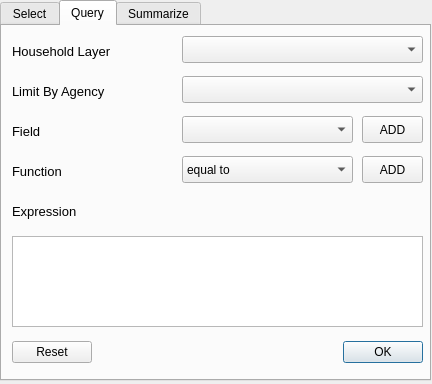
Qt form mhcvam_household_dialog.ui (benhur07b/mhcvam) before a commit.
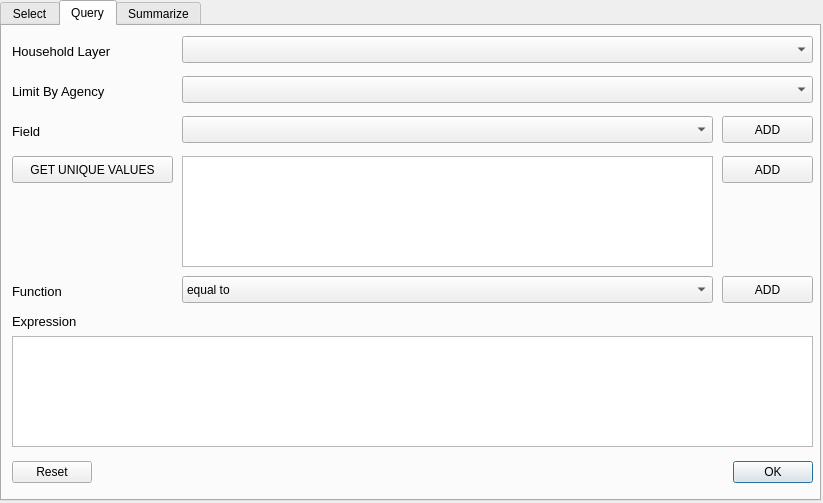
The same form after that commit. The open tabs and pages were chosen to show the change. Custom widgets are drawn as their Qt base class.

Commit message: Added unique values to query.

What changed in the file:
```diff
--- a/mhcvam_household_dialog.ui
+++ b/mhcvam_household_dialog.ui
@@ -6,8 +6,8 @@
    <rect>
     <x>0</x>
     <y>0</y>
-    <width>432</width>
-    <height>384</height>
+    <width>823</width>
+    <height>503</height>
    </rect>
   </property>
   <property name="sizePolicy">
@@ -18,14 +18,14 @@
   </property>
   <property name="minimumSize">
    <size>
-    <width>432</width>
-    <height>384</height>
+    <width>823</width>
+    <height>503</height>
    </size>
   </property>
   <property name="maximumSize">
    <size>
-    <width>432</width>
-    <height>384</height>
+    <width>823</width>
+    <height>503</height>
    </size>
   </property>
   <property name="windowTitle">
@@ -36,8 +36,8 @@
     <rect>
      <x>0</x>
      <y>0</y>
-     <width>431</width>
-     <height>381</height>
+     <width>821</width>
+     <height>501</height>
     </rect>
    </property>
    <property name="currentIndex">
@@ -314,8 +314,8 @@
      <property name="geometry">
       <rect>
        <x>10</x>
-       <y>310</y>
-       <width>411</width>
+       <y>430</y>
+       <width>801</width>
        <height>32</height>
       </rect>
      </property>
@@ -364,7 +364,7 @@
       <rect>
        <x>180</x>
        <y>10</y>
-       <width>241</width>
+       <width>631</width>
        <height>27</height>
       </rect>
      </property>
@@ -407,7 +407,7 @@
       <rect>
        <x>180</x>
        <y>50</y>
-       <width>241</width>
+       <width>631</width>
        <height>27</height>
       </rect>
      </property>
@@ -447,7 +447,7 @@
       <rect>
        <x>180</x>
        <y>90</y>
-       <width>171</width>
+       <width>531</width>
        <height>27</height>
       </rect>
      </property>
@@ -455,9 +455,9 @@
     <widget class="QPushButton" name="queryFieldAdd">
      <property name="geometry">
       <rect>
-       <x>360</x>
+       <x>720</x>
        <y>90</y>
-       <width>61</width>
+       <width>91</width>
        <height>27</height>
       </rect>
      </property>
@@ -469,8 +469,8 @@
      <property name="geometry">
       <rect>
        <x>180</x>
-       <y>130</y>
-       <width>171</width>
+       <y>250</y>
+       <width>531</width>
        <height>27</height>
       </rect>
      </property>
@@ -524,7 +524,7 @@
      <property name="geometry">
       <rect>
        <x>10</x>
-       <y>130</y>
+       <y>250</y>
        <width>161</width>
        <height>31</height>
       </rect>
@@ -553,9 +553,9 @@
     <widget class="QPushButton" name="queryFunctionAdd">
      <property name="geometry">
       <rect>
-       <x>360</x>
-       <y>130</y>
-       <width>61</width>
+       <x>720</x>
+       <y>250</y>
+       <width>91</width>
        <height>27</height>
       </rect>
      </property>
@@ -567,9 +567,9 @@
      <property name="geometry">
       <rect>
        <x>10</x>
-       <y>210</y>
-       <width>411</width>
-       <height>91</height>
+       <y>310</y>
+       <width>801</width>
+       <height>111</height>
       </rect>
      </property>
     </widget>
@@ -577,7 +577,7 @@
      <property name="geometry">
       <rect>
        <x>10</x>
-       <y>170</y>
+       <y>280</y>
        <width>161</width>
        <height>31</height>
       </rect>
@@ -603,6 +603,45 @@
       <bool>true</bool>
      </property>
     </widget>
+    <widget class="QPushButton" name="uniqueValuesButton">
+     <property name="geometry">
+      <rect>
+       <x>10</x>
+       <y>130</y>
+       <width>161</width>
+       <height>27</height>
+      </rect>
+     </property>
+     <property name="layoutDirection">
+      <enum>Qt::LeftToRight</enum>
+     </property>
+     <property name="text">
+      <string>GET UNIQUE VALUES</string>
+     </property>
+    </widget>
+    <widget class="QListWidget" name="uniqueValuesListWidget">
+     <property name="geometry">
+      <rect>
+       <x>180</x>
+       <y>130</y>
+       <width>531</width>
+       <height>111</height>
+      </rect>
+     </property>
+    </widget>
+    <widget class="QPushButton" name="queryValueAdd">
+     <property name="geometry">
+      <rect>
+       <x>720</x>
+       <y>130</y>
+       <width>91</width>
+       <height>27</height>
+      </rect>
+     </property>
+     <property name="text">
+      <string>ADD</string>
+     </property>
+    </widget>
    </widget>
    <widget class="QWidget" name="hhSummarizeTab">
     <attribute name="title">
```
Left out of the diff: 34 changed lines with no effect on the pictures. The commit also changes 13 other files.
